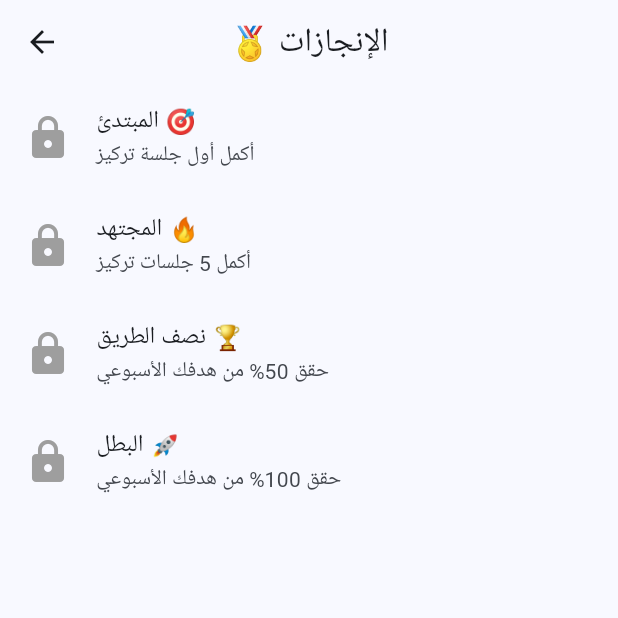
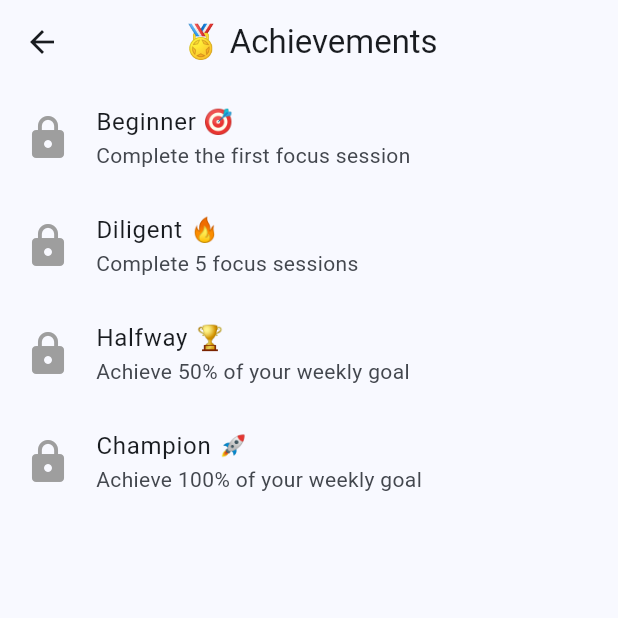
Before and after one commit to AhmadMahdaly/Focus_tracker, a Flutter app: the screen it shows after launch, in the side drawer, after a tap on "Achievements", on a phone screen of 412 x 824 dp, the top half of it. Run offline on Flutter 3.47's test engine with Material 3 defaults, Android fonts, the phone set to English and light mode, and no system bars; our stand-ins replace audioplayers, fl_chart, flutter_local_notifications, hive, hive_flutter, percent_indicator and 1 more; accounts and stored records are empty.

Commit message:
Localize AchievementsScreen with English titles and descriptions

```diff
--- a/lib/screens/achievements_screen.dart
+++ b/lib/screens/achievements_screen.dart
@@ -23,20 +23,20 @@ class _AchievementsScreenState extends State<AchievementsScreen> {
     if (achievementsBox.isEmpty) {
       List<AchievementModel> achievements = [
         AchievementModel(
-          title: "المبتدئ 🎯",
-          description: "أكمل أول جلسة تركيز",
+          title: "Beginner 🎯",
+          description: "Complete the first focus session",
         ),
         AchievementModel(
-          title: "المجتهد 🔥",
-          description: "أكمل 5 جلسات تركيز",
+          title: "Diligent 🔥",
+          description: "Complete 5 focus sessions",
         ),
         AchievementModel(
-          title: "نصف الطريق 🏆",
-          description: "حقق 50% من هدفك الأسبوعي",
+          title: "Halfway 🏆",
+          description: "Achieve 50% of your weekly goal",
         ),
         AchievementModel(
-          title: "البطل 🚀",
-          description: "حقق 100% من هدفك الأسبوعي",
+          title: "Champion 🚀",
+          description: "Achieve 100% of your weekly goal",
         ),
       ];
 
@@ -49,7 +49,7 @@ class _AchievementsScreenState extends State<AchievementsScreen> {
   @override
   Widget build(BuildContext context) {
     return Scaffold(
-      appBar: AppBar(title: const Text("🏅 الإنجازات"), centerTitle: true),
+      appBar: AppBar(title: const Text("🏅 Achievements"), centerTitle: true),
       body: ListView.builder(
         itemCount: achievementsBox.length,
         itemBuilder: (context, index) {
```
